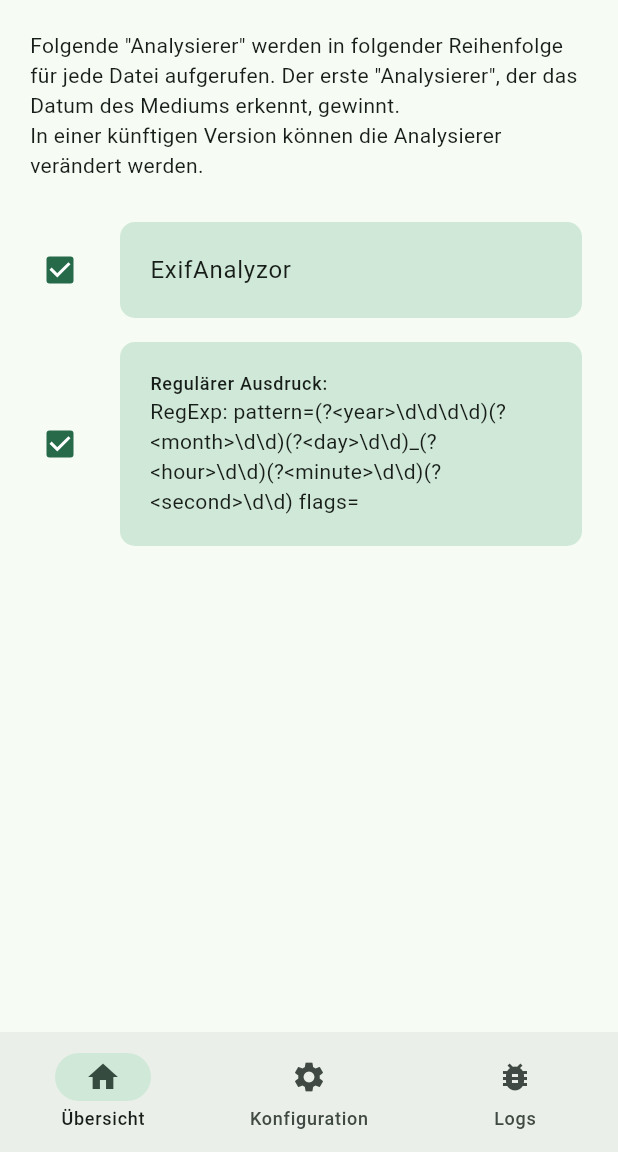
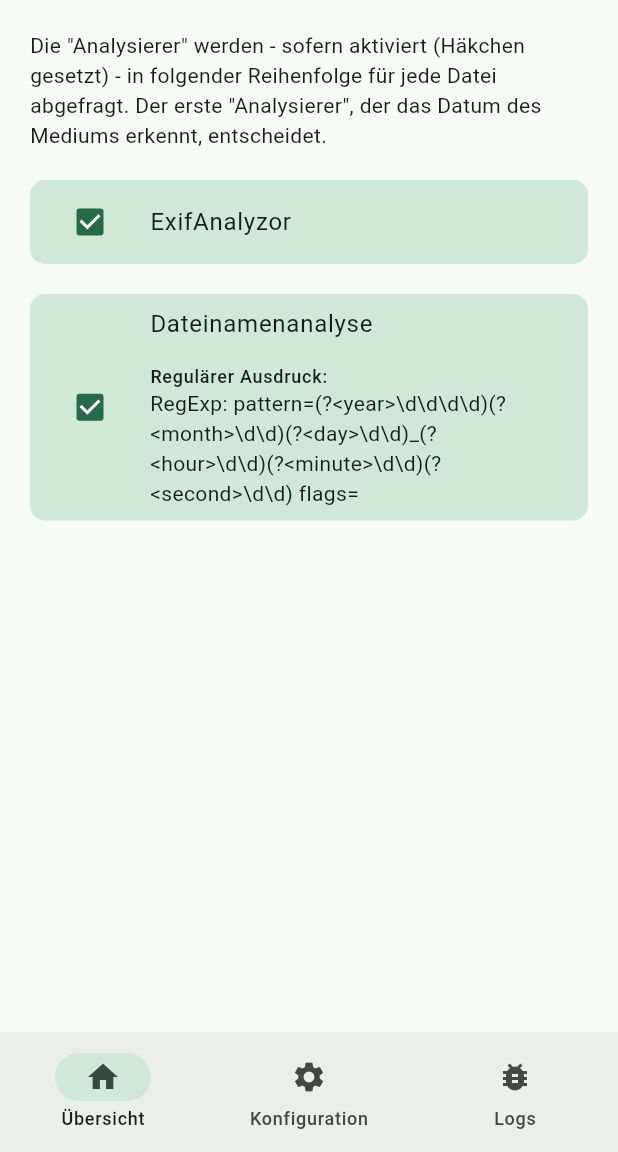
Before and after one commit to codica20/sortmedia, a Flutter app: the ConfigScreen screen opened by its route, on a phone screen of 412 x 824 dp, the part 84-1236 px from its top. Run offline on Flutter 3.47's test engine with Material 3 defaults, Android fonts, the phone set to English and light mode, and no system bars; our stand-ins replace dart_mappable, file_picker, get_it, shared_preferences, watch_it; missing offline and left inert: exif_reader; accounts and stored records are empty; generated files the repository leaves out were written again.

Commit message:
Improvement: made config screen look a bit nicer.

```diff
--- a/lib/features/config/ui/analyzor_config_widget.dart
+++ b/lib/features/config/ui/analyzor_config_widget.dart
@@ -2,7 +2,7 @@ import 'package:flutter/material.dart';
 import 'package:sortmedia/features/analyze/engine/analyzor.dart';
 
 import '../../home/ui/sm_scaffold.dart'
-    show defaultBorderRadius, defaultPadding;
+    show defaultBorderRadius;
 
 class AnalyzorConfigWidget extends StatelessWidget {
   final Analyzor analyzor;
@@ -15,15 +15,8 @@ class AnalyzorConfigWidget extends StatelessWidget {
   });
 
   @protected
-  Widget buildTitle(BuildContext context) => Container(
-    decoration: BoxDecoration(
-      color: Theme.of(context)
-          .colorScheme
-          .secondaryContainer,
-      borderRadius: defaultBorderRadius(),
-    ),
-    child: defaultPadding(Text(analyzor.getName())),
-  );
+  Widget buildTitle(BuildContext context) =>
+      Text(analyzor.getName());
 
   @protected
   Widget? buildSubtitle(BuildContext context) => null;
@@ -38,10 +31,20 @@ class AnalyzorConfigWidget extends StatelessWidget {
 
   @override
   Widget build(BuildContext context) {
-    return ListTile(
-      leading: buildLeading(context),
-      title: buildTitle(context),
-      subtitle: buildSubtitle(context),
+    return Padding(
+      padding: .only(bottom: 20, left: 20, right: 20),
+      child: ListTile(
+        shape: RoundedRectangleBorder(
+          borderRadius: defaultBorderRadius(),
+        ),
+
+        tileColor: Theme.of(context)
+            .colorScheme
+            .secondaryContainer, // Theme.of(context).colorScheme.onSecondary,
+        leading: buildLeading(context),
+        title: buildTitle(context),
+        subtitle: buildSubtitle(context),
+      ),
     );
   }
 }
--- a/lib/features/config/ui/config_screen.dart
+++ b/lib/features/config/ui/config_screen.dart
@@ -14,17 +14,12 @@ class ConfigScreen extends StatelessWidget {
         crossAxisAlignment: .start,
         children: [
           defaultPadding(
-            Column(
-              crossAxisAlignment: .start,
-              children: [
-                Text(
-                  'Folgende "Analysierer" werden in folgender Reihenfolge für jede Datei aufgerufen. Der erste "Analysierer", der das Datum des Mediums erkennt, gewinnt.',
-                ),
-
-                Text(
-                  'In einer künftigen Version können die Analysierer verändert werden.',
-                ),
-              ],
+            Text(
+              'Die "Analysierer" werden - sofern aktiviert'
+              ' (Häkchen gesetzt) - in folgender '
+              'Reihenfolge für jede Datei abgefragt. '
+              'Der erste "Analysierer", der das Datum '
+              'des Mediums erkennt, entscheidet.',
             ),
           ),
           Expanded(child: AnalyzorsView()),
--- a/lib/features/config/ui/regex_analyzor_config_widget.dart
+++ b/lib/features/config/ui/regex_analyzor_config_widget.dart
@@ -3,8 +3,7 @@ import 'package:sortmedia/features/config/ui/analyzor_config_widget.dart';
 
 import '../../analyze/engine/regex_analyzor.dart';
 
-import '../../home/ui/sm_scaffold.dart'
-    show defaultBorderRadius, defaultPadding;
+import '../../home/ui/sm_scaffold.dart' show defaultPadding;
 
 class RegexAnalyzorConfigWidget
     extends AnalyzorConfigWidget {
@@ -14,22 +13,22 @@ class RegexAnalyzorConfigWidget
   const RegexAnalyzorConfigWidget({
     super.key,
     required this.analyzor,
-    required super.setEnabled
+    required super.setEnabled,
   }) : super(analyzor: analyzor);
 
   @protected
   @override
   Widget buildTitle(BuildContext context) {
+    return Text("Dateinamenanalyse");
+  }
+
+  @protected
+  @override
+  Widget? buildSubtitle(BuildContext context) {
     final textTheme = Theme.of(context).textTheme;
     return Container(
-      decoration: BoxDecoration(
-        color: Theme.of(context)
-            .colorScheme
-            .secondaryContainer,
-        borderRadius: defaultBorderRadius(),
-      ),
-      child: defaultPadding(
-        Wrap(
+      padding: .only(top: 15),
+      child: Wrap(
         crossAxisAlignment: .center,
         children: [
           Text(
@@ -42,7 +41,6 @@ class RegexAnalyzorConfigWidget
           ),
         ],
       ),
-      ),
     );
   }
 }
```
Also changed, not shown: pubspec.lock, 1 other file. Lines whose indentation alone changed are shown as unchanged.
